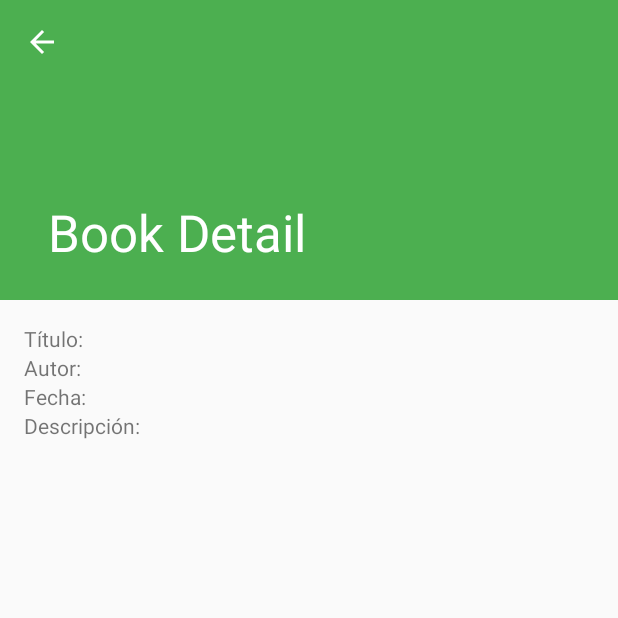
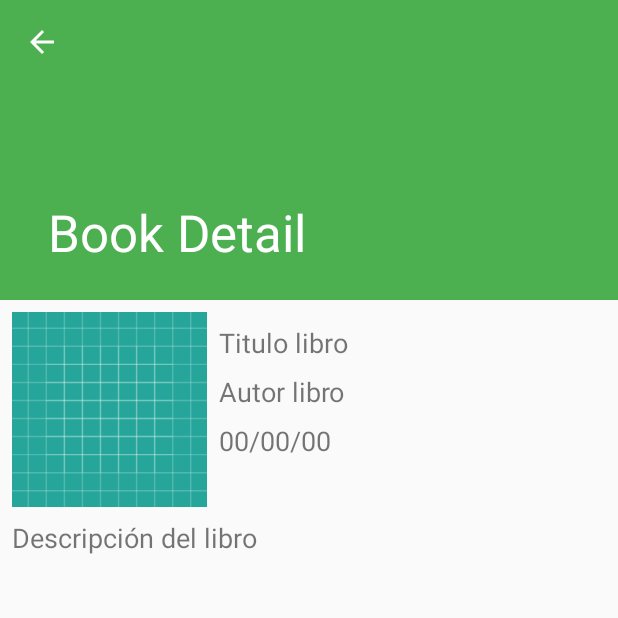
Before and after one commit to Isaacsaez/PQTM-Mybooks-PLA1, an Android app: the BookDetailActivity screen opened directly, with no data from a screen before it, on a phone screen of 412 x 824 dp, the top half of it. Run offline under Robolectric (Android 15) with nearby library versions, the phone set to English and light mode, and no system bars; 1 statement that could not run was skipped.

Commit message:
7 - Todos los Layouts convertidos en Constraintlayout.   - Layouts List y Details rediseñados.

```diff
--- a/app/src/main/res/layout/activity_book_detail.xml
+++ b/app/src/main/res/layout/activity_book_detail.xml
@@ -13,7 +13,8 @@
         android:layout_width="match_parent"
         android:layout_height="@dimen/app_bar_height"
         android:fitsSystemWindows="true"
-        android:theme="@style/ThemeOverlay.AppCompat.Dark.ActionBar">
+        android:theme="@style/ThemeOverlay.AppCompat.Dark.ActionBar"
+        android:maxLines="2">
 
         <android.support.design.widget.CollapsingToolbarLayout
             android:id="@+id/toolbar_layout"
@@ -22,14 +23,17 @@
             android:fitsSystemWindows="true"
             app:contentScrim="?attr/colorPrimary"
             app:layout_scrollFlags="scroll|exitUntilCollapsed"
-            app:toolbarId="@+id/toolbar">
+            app:toolbarId="@+id/toolbar"
+            android:maxLines="2">
 
             <android.support.v7.widget.Toolbar
                 android:id="@+id/detail_toolbar"
                 android:layout_width="match_parent"
                 android:layout_height="?attr/actionBarSize"
                 app:layout_collapseMode="pin"
-                app:popupTheme="@style/ThemeOverlay.AppCompat.Light" />
+                app:popupTheme="@style/ThemeOverlay.AppCompat.Light"
+
+                />
 
         </android.support.design.widget.CollapsingToolbarLayout>
 
--- a/app/src/main/res/layout/book_detail.xml
+++ b/app/src/main/res/layout/book_detail.xml
@@ -1,90 +1,95 @@
 <?xml version="1.0" encoding="utf-8"?>
-<LinearLayout xmlns:android="http://schemas.android.com/apk/res/android"
+<android.support.constraint.ConstraintLayout xmlns:android="http://schemas.android.com/apk/res/android"
+    xmlns:app="http://schemas.android.com/apk/res-auto"
     xmlns:tools="http://schemas.android.com/tools"
     android:id="@+id/book_detail"
     style="?android:attr/textAppearanceLarge"
     android:layout_width="match_parent"
     android:layout_height="match_parent"
-    android:padding="16dp"
     android:textIsSelectable="true"
-    tools:context=".BookDetailFragment"
-    android:orientation="vertical"
-    >
-    <LinearLayout
-        android:layout_width="match_parent"
-        android:layout_height="wrap_content"
-        android:orientation="horizontal"
-        >
+    tools:context=".BookDetailFragment">
 
-        <TextView
-            android:id="@+id/txt_titulo"
-            android:layout_width="wrap_content"
-            android:layout_height="wrap_content"
-            android:text="@string/t_tulo" />
 
     <TextView
         android:id="@+id/tv_titulo"
-            android:layout_width="match_parent"
-            android:layout_height="wrap_content"
-            android:text="" />
-
-    </LinearLayout>
-
-    <LinearLayout
-        android:layout_width="match_parent"
-        android:layout_height="wrap_content"
-        android:orientation="horizontal"
-        >
-
-        <TextView
-            android:id="@+id/txt_autor"
         android:layout_width="wrap_content"
         android:layout_height="wrap_content"
-            android:text="@string/autor" />
+        android:layout_marginEnd="16dp"
+        android:layout_marginLeft="8dp"
+        android:layout_marginRight="16dp"
+        android:layout_marginStart="8dp"
+        android:layout_marginTop="8dp"
+        android:text="Titulo libro"
+        android:textSize="18sp"
+        app:layout_constraintEnd_toEndOf="parent"
+        app:layout_constraintHorizontal_bias="0.0"
+        app:layout_constraintStart_toEndOf="@+id/imageView"
+        app:layout_constraintTop_toTopOf="@+id/imageView" />
+
 
     <TextView
         android:id="@+id/tv_autor"
-            android:layout_width="match_parent"
-            android:layout_height="wrap_content"
-            android:text="" />
-
-    </LinearLayout>
-
-    <LinearLayout
-        android:layout_width="match_parent"
-        android:layout_height="wrap_content"
-        android:orientation="horizontal"
-        >
-
-        <TextView
-            android:id="@+id/txt_fecha"
         android:layout_width="wrap_content"
         android:layout_height="wrap_content"
-            android:text="@string/fecha" />
+        android:layout_marginEnd="16dp"
+        android:layout_marginLeft="8dp"
+        android:layout_marginRight="16dp"
+        android:layout_marginStart="8dp"
+        android:layout_marginTop="8dp"
+        android:text="Autor libro"
+        android:textSize="18sp"
+        app:layout_constraintEnd_toEndOf="parent"
+        app:layout_constraintHorizontal_bias="0.0"
+        app:layout_constraintStart_toEndOf="@+id/imageView"
+        app:layout_constraintTop_toBottomOf="@+id/tv_titulo" />
+
 
     <TextView
         android:id="@+id/tv_fecha"
-            android:layout_width="match_parent"
-            android:layout_height="wrap_content"
-            android:text="" />
-
-    </LinearLayout>
-    <LinearLayout
-        android:layout_width="match_parent"
-        android:layout_height="wrap_content"
-        android:orientation="horizontal">
-
-        <TextView
-            android:id="@+id/txt_desc"
         android:layout_width="wrap_content"
         android:layout_height="wrap_content"
-            android:text="@string/descripci_n" />
+        android:layout_marginEnd="80dp"
+        android:layout_marginLeft="8dp"
+        android:layout_marginRight="80dp"
+        android:layout_marginStart="8dp"
+        android:layout_marginTop="8dp"
+        android:text="00/00/00"
+        android:textSize="18sp"
+        app:layout_constraintEnd_toEndOf="parent"
+        app:layout_constraintHorizontal_bias="0.0"
+        app:layout_constraintStart_toEndOf="@+id/imageView"
+        app:layout_constraintTop_toBottomOf="@+id/tv_autor" />
+
 
     <TextView
         android:id="@+id/tv_desc"
-            android:layout_width="match_parent"
-            android:layout_height="wrap_content"
-            android:text="" />
-    </LinearLayout>
+        android:layout_width="0dp"
+        android:layout_height="354dp"
+        android:layout_marginBottom="36dp"
+        android:layout_marginEnd="8dp"
+        android:layout_marginLeft="8dp"
+        android:layout_marginRight="8dp"
+        android:layout_marginStart="8dp"
+        android:layout_marginTop="8dp"
+        android:text="Descripción del libro"
+        android:textSize="18sp"
+        app:layout_constraintBottom_toBottomOf="parent"
+        app:layout_constraintEnd_toEndOf="parent"
+        app:layout_constraintHorizontal_bias="0.0"
+        app:layout_constraintStart_toStartOf="parent"
+        app:layout_constraintTop_toBottomOf="@+id/imageView"
+        app:layout_constraintVertical_bias="0.0" />
 
-</LinearLayout>
+    <ImageView
+        android:id="@+id/imageView"
+        android:layout_width="130dp"
+        android:layout_height="130dp"
+        android:layout_marginLeft="8dp"
+        android:layout_marginStart="8dp"
+        android:layout_marginTop="8dp"
+        android:src="@drawable/ic_launcher_background"
+        app:layout_constraintStart_toStartOf="parent"
+        app:layout_constraintTop_toTopOf="parent" />
+
+
+</android.support.constraint.ConstraintLayout>
```
Also changed, not shown: app/src/main/java/com/edelhost/isaac/mybooks/BookDetailActivity.java (+9 -0 lines), app/src/main/res/layout/book_list_content.xml (+31 -13 lines), app/src/main/res/layout/book_list_content_impar.xml (+8 -6 lines). Lines whose indentation alone changed are shown as unchanged.
